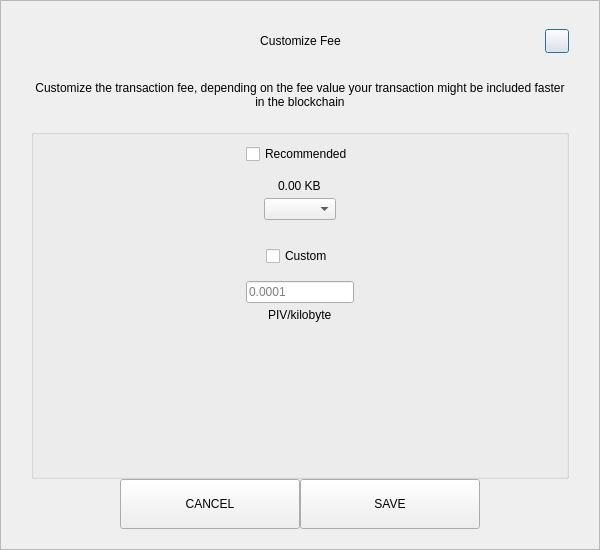
Before: the Qt Designer form src/qt/pivx/forms/sendcustomfeedialog.ui in THETCR/rpicore, drawn with Qt 5.
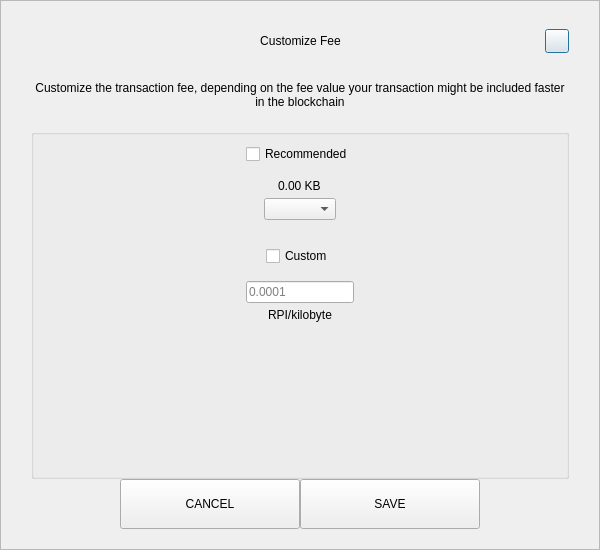
After: the same form once the commit is applied.

```diff
--- a/src/qt/pivx/forms/sendcustomfeedialog.ui
+++ b/src/qt/pivx/forms/sendcustomfeedialog.ui
@@ -287,7 +287,7 @@
            <item alignment="Qt::AlignHCenter">
             <widget class="QLabel" name="labelCustomFee">
              <property name="text">
-              <string>PIV/kilobyte</string>
+              <string>RPI/kilobyte</string>
              </property>
             </widget>
            </item>
```
